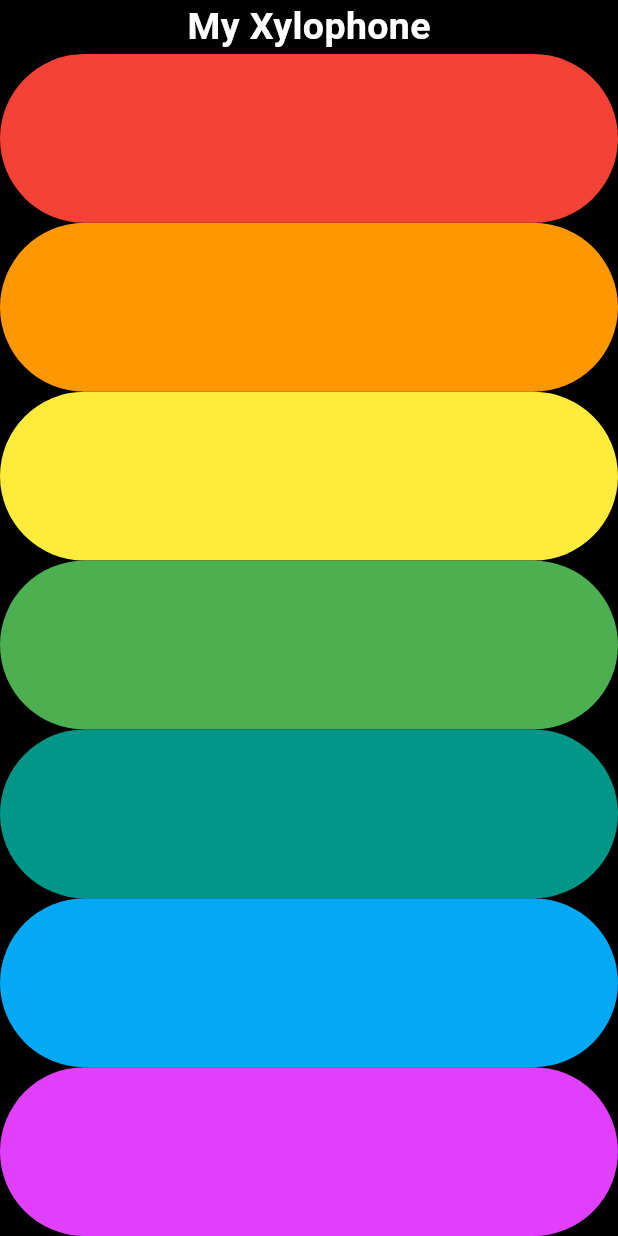
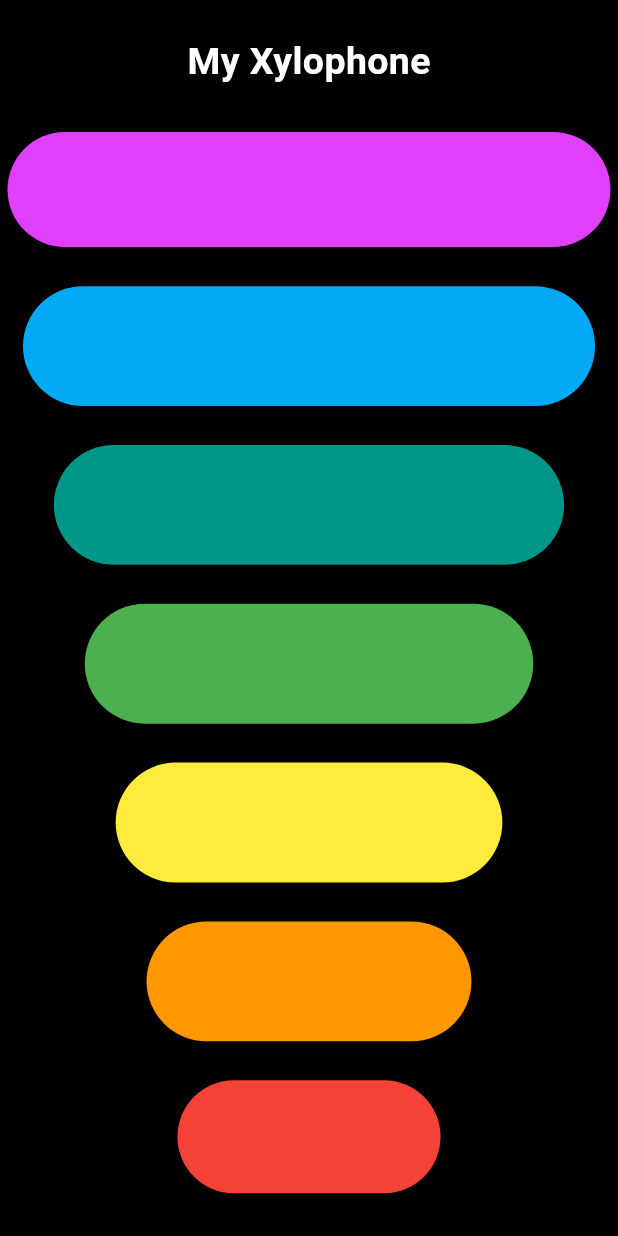
Before and after one commit to ZARRAR-1/xylophone_instrument, a Flutter app: the screen it shows after launch, on a phone screen of 412 x 824 dp. Run offline on Flutter 3.47's test engine with Material 3 defaults, Android fonts, the phone set to English and light mode, and no system bars; our stand-ins replace audioplayers, flutter_native_splash.

Commit message:
Formatted the layout of Xylophone. Need to make a custom Elevated Button with holes on both ends.

```diff
--- a/lib/main.dart
+++ b/lib/main.dart
@@ -4,9 +4,8 @@ import 'package:flutter_native_splash/flutter_native_splash.dart';
 
 Future<void> main() async {
   WidgetsFlutterBinding.ensureInitialized();
-  await Future.delayed(const Duration(seconds: 5));
+  await Future.delayed(const Duration(seconds:2));
   FlutterNativeSplash.remove();
-
 
   return runApp(XylophoneApp());
 }
@@ -22,6 +21,7 @@ class XylophoneApp extends StatelessWidget {
 
   Expanded buildKey({required soundNum, required bgColor}) {
     return Expanded(
+      flex: 5,
       child: ElevatedButton(
           style: ElevatedButton.styleFrom(backgroundColor: bgColor),
           onPressed: () async {
@@ -34,23 +34,87 @@ class XylophoneApp extends StatelessWidget {
   @override
   Widget build(BuildContext context) {
     return MaterialApp(
-      // showSemanticsDebugger: true, preventing sound
       home: Scaffold(
         backgroundColor: Colors.black,
         body: SafeArea(
           child: Center(
             child: Column(
               mainAxisAlignment: MainAxisAlignment.spaceEvenly,
-              crossAxisAlignment: CrossAxisAlignment.stretch,
               children: [
-                const Center(child: Text('My Xylophone',style: TextStyle(backgroundColor: Colors.black, fontWeight: FontWeight.bold, color: Colors.white, fontSize: 25))),
-                buildKey(soundNum: 1, bgColor: Colors.red),
-                buildKey(soundNum: 2, bgColor: Colors.orange),
-                buildKey(soundNum: 3, bgColor: Colors.yellow),
-                buildKey(soundNum: 4, bgColor: Colors.green),
-                buildKey(soundNum: 5, bgColor: Colors.teal),
-                buildKey(soundNum: 6, bgColor: Colors.lightBlue),
-                buildKey(soundNum: 7, bgColor: Colors.purpleAccent),
+                const Center(
+                  child: Text(
+                    'My Xylophone',
+                    style: TextStyle(
+                      backgroundColor: Colors.black,
+                      fontWeight: FontWeight.bold,
+                      color: Colors.white,
+                      fontSize: 25,
+                    ),
+                  ),
+                ),
+                SizedBox(
+                  width:
+                      MediaQuery.of(context).size.width * 1.0, // Adjust width
+                  height: MediaQuery.of(context).size.height / 10,
+                  child: Padding(
+                    padding: const EdgeInsets.fromLTRB(5, 5, 5, 0.5), // Add padding
+                    child: buildKey(soundNum: 7, bgColor: Colors.purpleAccent),//purpleAccent
+                  ),
+                ),
+                SizedBox(
+                  width:
+                      MediaQuery.of(context).size.width * 0.95, // Adjust width
+                  height: MediaQuery.of(context).size.height / 10,
+                  child: Padding(
+                    padding: const EdgeInsets.fromLTRB(5,2, 5,0.5), // Add padding
+                    child: buildKey(soundNum: 6, bgColor: Colors.lightBlue),//lightBlue
+                  ),
+                ),
+                SizedBox(
+                  width:
+                      MediaQuery.of(context).size.width * 0.85, // Adjust width
+                  height: MediaQuery.of(context).size.height / 10,
+                  child: Padding(
+                    padding: const EdgeInsets.fromLTRB(5,2, 5,0.5), // Add padding
+                    child: buildKey(soundNum: 5, bgColor: Colors.teal),//teal
+                  ),
+                ),
+                SizedBox(
+                  width:
+                      MediaQuery.of(context).size.width * 0.75, // Adjust width
+                  height: MediaQuery.of(context).size.height / 10,
+                  child: Padding(
+                    padding:const EdgeInsets.fromLTRB(5,2, 5,0.5), // Add padding
+                    child: buildKey(soundNum: 4, bgColor: Colors.green),
+                  ),
+                ),
+                SizedBox(
+                  width:
+                      MediaQuery.of(context).size.width * 0.65, // Adjust width
+                  height: MediaQuery.of(context).size.height / 10,
+                  child: Padding(
+                    padding: const EdgeInsets.fromLTRB(5,2, 5,0.5), // Add padding
+                    child: buildKey(soundNum:3, bgColor: Colors.yellow),//yellow
+                  ),
+                ),
+                SizedBox(
+                  width:
+                      MediaQuery.of(context).size.width * 0.55, // Adjust width
+                  height: MediaQuery.of(context).size.height / 10,
+                  child: Padding(
+                    padding: const EdgeInsets.fromLTRB(5,2, 5,0.5), // Add padding
+                    child: buildKey(soundNum: 2, bgColor: Colors.orange),//orange
+                  ),
+                ),
+                SizedBox(
+                  width:
+                      MediaQuery.of(context).size.width * 0.45, // Adjust width
+                  height: MediaQuery.of(context).size.height / 10,
+                  child: Padding(
+                    padding: const EdgeInsets.fromLTRB(5, 2, 5, 5), // Add padding
+                    child: buildKey(soundNum: 1, bgColor: Colors.red),//red
+                  ),
+                ),
               ],
             ),
           ),
```
